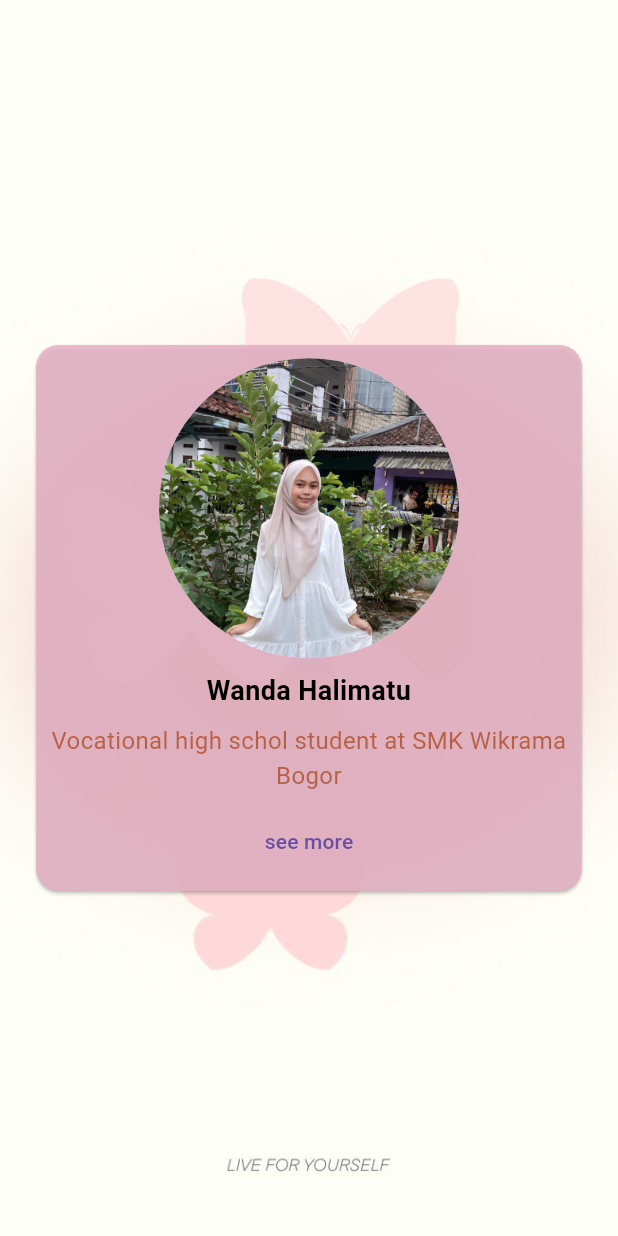
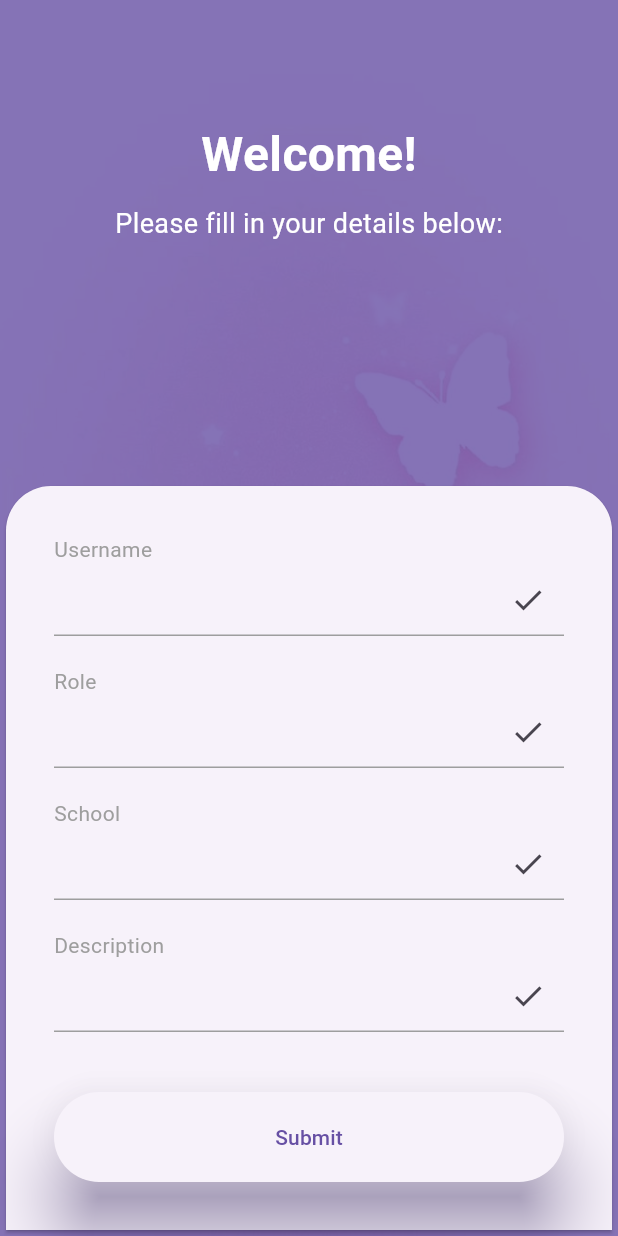
Before and after one commit to wandahali/Profil_diri_flutter, a Flutter app: the screen it shows after launch, on a phone screen of 412 x 824 dp. Run offline on Flutter 3.47's test engine with Material 3 defaults, Android fonts, the phone set to English and light mode, and no system bars.

Commit message:
tugas flutter 2

```diff
--- a/lib/Page2.dart
+++ b/lib/Page2.dart
@@ -1,5 +1,4 @@
 import 'package:flutter/material.dart';
-
 class Page2 extends StatelessWidget {
   const Page2({Key? key}) : super(key: key);
 
@@ -132,9 +131,7 @@ class Page2 extends StatelessWidget {
                           SizedBox(height: 8.0),
                           Text('CSS', style: TextStyle(fontSize: 16.0)),
                           SizedBox(height: 8.0),
-                          Text('Laravel', style: TextStyle(fontSize: 16.0)),
-                          SizedBox(height: 8.0),
-                          Text('Java', style: TextStyle(fontSize: 16.0)),
+
                         ],
                       ),
                     ),
--- a/lib/main.dart
+++ b/lib/main.dart
@@ -1,71 +1,208 @@
 import 'package:flutter/material.dart';
-import 'Page2.dart';
+import 'Page1.dart';  // Pastikan Page1.dart ada di folder yang tepat
 
-void main() => runApp(MaterialApp(
-  debugShowCheckedModeBanner: false,
-  home: home(),
-));
+void main() {
+  runApp(const MyApp());
+}
 
-class home extends StatelessWidget {
-  const home({ Key? key }) : super(key: key);
+class MyApp extends StatelessWidget {
+  const MyApp({super.key});
+
   @override
   Widget build(BuildContext context) {
+    return MaterialApp(
+      title: 'Form to Profile',
+      theme: ThemeData(
+        primarySwatch: Colors.red,
+      ),
+      home: const FormPage(),
+    );
+  }
+}
+
+class FormPage extends StatefulWidget {
+  const FormPage({super.key});
+
+  @override
+  FormPageState createState() => FormPageState();
+}
+
+class FormPageState extends State<FormPage> {
+  final TextEditingController _usernameController = TextEditingController();
+  final TextEditingController _roleController = TextEditingController();
+  final TextEditingController _schoolController = TextEditingController();
+  final TextEditingController _descriptionController = TextEditingController();
+  final GlobalKey<FormState> _formKey = GlobalKey<FormState>();
+
+  late Color myColor;
+  late Size mediaSize;
+
+  @override
+  void dispose() {
+    _usernameController.dispose();
+    _roleController.dispose();
+    _schoolController.dispose();
+    _descriptionController.dispose();
+    super.dispose();
+  }
+
+  void _submitForm() {
+    if (_formKey.currentState?.validate() ?? false) {
+      String username = _usernameController.text;
+      String role = _roleController.text;
+      String school = _schoolController.text;
+      String description = _descriptionController.text;
+
+      Navigator.push(
+        context,
+        MaterialPageRoute(
+          builder: (context) => HomePage(
+            username: username,
+            role: role,
+            school: school,
+            description: description,
+          ),
+        ),
+      );
+    }
+  }
+
+  @override
+  Widget build(BuildContext context) {
+    myColor = Theme.of(context).primaryColor;
+    mediaSize = MediaQuery.of(context).size;
+
     return Scaffold(
+      backgroundColor: myColor,
       body: Container(
-      width: MediaQuery.of(context).size.width,
-      height: MediaQuery.of(context).size.height,
         decoration: BoxDecoration(
           image: DecorationImage(
-          image: AssetImage("assets/images/background.jpeg"),
+            image: const AssetImage("assets/images/background2.jpeg"),
             fit: BoxFit.cover,
-        ),
-      ),
-
-      child: Stack(
-        alignment: Alignment.center ,
-        children: <Widget>[
-          Container(
-            width: MediaQuery.of(context).size.width,
-            height: MediaQuery.of(context).size.shortestSide,
-            padding: EdgeInsets.all(20.0),
-            alignment: Alignment.center,
-            child: Card(
-              shape: RoundedRectangleBorder(borderRadius: BorderRadius.circular(15.0),),
-              color: Color.fromARGB(223, 230, 179, 197),
-              child: Center(
-                child: Column(
-                  mainAxisAlignment: MainAxisAlignment.spaceEvenly,
-                  children: <Widget>[
-
-                    CircleAvatar(
-                      radius: 100.0,
-                      backgroundImage:
-                      AssetImage('assets/images/poto-aku.jpg'),
-                    ),
-                    Text("Wanda Halimatu",
-                    textAlign:TextAlign.center,
-                    style: TextStyle(fontSize: 18, color: Colors.black, fontWeight: FontWeight.bold),
-
-                    ),
-                    Text("Vocational high schol student at SMK Wikrama Bogor",
-                    textAlign: TextAlign.center,
-                    style: TextStyle(fontSize: 16, color: Color.fromARGB(248, 182, 94, 64))
-                    ),
-                    TextButton(onPressed: (){
-                      Navigator.push(
-                        context,
-                        MaterialPageRoute(builder: (context) => Page2()),
-                      );
-                    },child: Text('see more'),
-                    )
-                  ],
+            colorFilter: ColorFilter.mode(
+              myColor.withOpacity(0.2),
+              BlendMode.dstATop,
             ),
           ),
         ),
-          )
+        child: Stack(
+          children: [
+            Positioned(top: 80, child: _buildTop()),
+            Positioned(bottom: 0, child: _buildBottom()),
           ],
         ),
       ),
     );
   }
+
+  Widget _buildTop() {
+    return SizedBox(
+      width: mediaSize.width,
+      child: Column(
+        mainAxisSize: MainAxisSize.min,
+        children: const [
+          Text(
+            'Welcome!',
+            style: TextStyle(
+              color: Colors.white,
+              fontSize: 32,
+              fontWeight: FontWeight.bold,
+            ),
+          ),
+          SizedBox(height: 10),
+          Text(
+            'Please fill in your details below:',
+            style: TextStyle(
+              color: Colors.white,
+              fontSize: 18,
+            ),
+          ),
+        ],
+      ),
+    );
   }
+
+  Widget _buildBottom() {
+    return SizedBox(
+      width: mediaSize.width,
+      child: Card(
+        shape: const RoundedRectangleBorder(
+          borderRadius: BorderRadius.only(
+            topLeft: Radius.circular(30),
+            topRight: Radius.circular(30),
+          ),
+        ),
+        child: Padding(
+          padding: const EdgeInsets.all(32.0),
+          child: Form(
+            key: _formKey,
+            child: Column(
+              crossAxisAlignment: CrossAxisAlignment.start,
+              children: [
+                _buildGreyText("Username"),
+                _buildInputField(_usernameController),
+                const SizedBox(height: 20),
+                _buildGreyText("Role"),
+                _buildInputField(_roleController),
+                const SizedBox(height: 20),
+                _buildGreyText("School"),
+                _buildInputField(_schoolController),
+                const SizedBox(height: 20),
+                _buildGreyText("Description"),
+                _buildInputField(_descriptionController),
+                const SizedBox(height: 40),
+                _buildSubmitButton(),
+              ],
+            ),
+          ),
+        ),
+      ),
+    );
+  }
+
+  Widget _buildGreyText(String text) {
+    return Text(
+      text,
+      style: const TextStyle(color: Colors.grey),
+    );
+  }
+
+  Widget _buildInputField(TextEditingController controller,
+      {bool isPassword = false}) {
+    return TextFormField(
+      controller: controller,
+      style: const TextStyle(color: Colors.black),
+      decoration: InputDecoration(
+        suffixIcon: isPassword
+            ? const Icon(Icons.remove_red_eye)
+            : const Icon(Icons.done),
+        enabledBorder: const UnderlineInputBorder(
+          borderSide: BorderSide(color: Colors.grey),
+        ),
+        focusedBorder: const UnderlineInputBorder(
+          borderSide: BorderSide(color: Colors.blue),
+        ),
+      ),
+      obscureText: isPassword,
+      validator: (value) {
+        if (value == null || value.isEmpty) {
+          return 'Please enter this field';
+        }
+        return null;
+      },
+    );
+  }
+
+  Widget _buildSubmitButton() {
+    return ElevatedButton(
+      onPressed: _submitForm,
+      style: ElevatedButton.styleFrom(
+        shape: const StadiumBorder(),
+        elevation: 20,
+        shadowColor: myColor,
+        minimumSize: const Size.fromHeight(60),
+      ),
+      child: const Text("Submit"),
+    );
+  }
+}
--- a/pubspec.yaml
+++ b/pubspec.yaml
@@ -59,11 +59,7 @@ flutter:
   uses-material-design: true
 
   assets:
-    - assets/images/poto-aku.jpg
-    - assets/images/background.jpeg
-    - assets/images/wanda.jpg
-    - assets/images/poto2.jpg
-    - assets/images/background2.jpeg
+    - assets/images/
 
 
   # To add assets to your application, add an assets section, like this:
```
Also changed, not shown: lib/Page1.dart (added, +112 -0 lines), 1 other file. Lines whose indentation alone changed are shown as unchanged.
